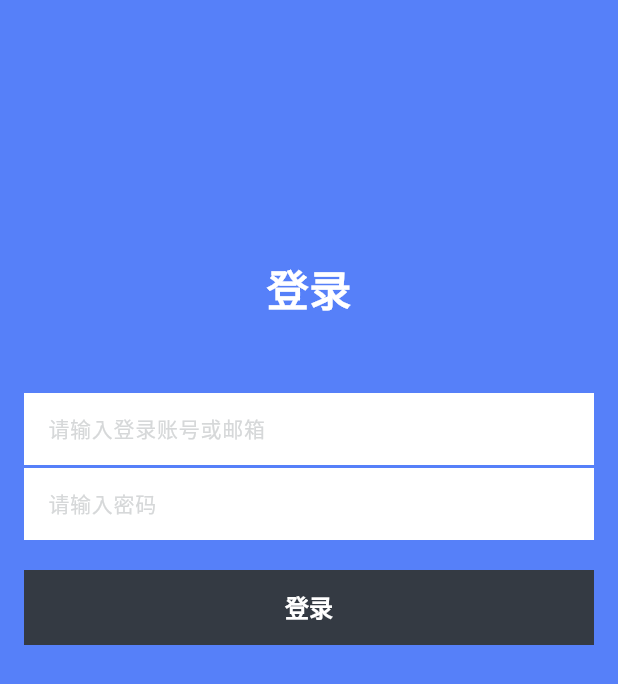
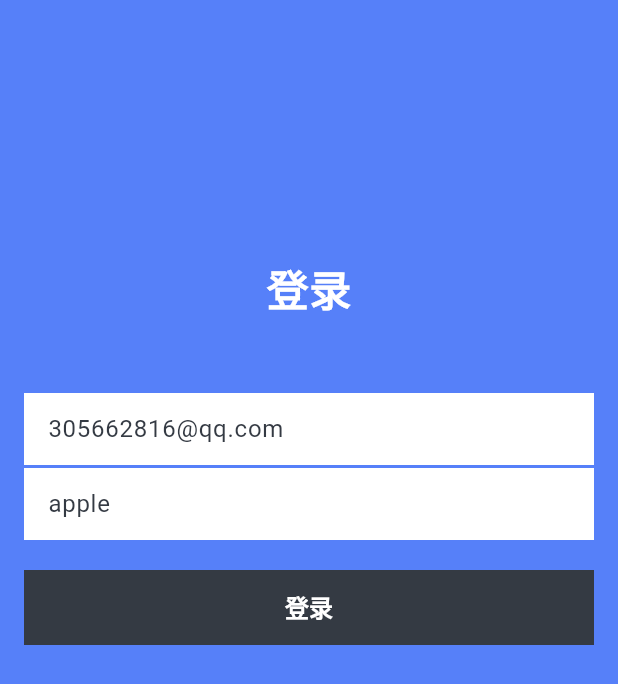
Before and after one commit to DearIMProject/desktop_im, a Flutter app: the screen it shows after launch, after a tap on "登录", on a phone screen of 412 x 824 dp. Shown: the top 684 px of the screen. Run offline on Flutter 3.47's test engine with Material 3 defaults, Android fonts, the phone set to English and light mode, and no system bars; our stand-ins replace dio, logger; network calls fail.

Commit message:
网络请求

```diff
--- a/lib/components/login/LoginTextField.dart
+++ /dev/null
@@ -1,54 +0,0 @@
-// ignore: file_names
-import 'package:desktop_im/components/common/colors.dart';
-import 'package:flutter/material.dart';
-
-class LoginTextField extends StatelessWidget {
-  final TextInputAction textInputAction;
-  final String hintText;
-  const LoginTextField(
-      {Key? key, required this.textInputAction, required this.hintText})
-      : super(key: key);
-
-  @override
-  Widget build(BuildContext context) {
-    return TextField(
-      textInputAction: textInputAction,
-      style: const TextStyle(
-          backgroundColor: Colors.transparent, color: kTitleColor),
-      decoration: InputDecoration(
-        hintText: hintText,
-        filled: true,
-        fillColor: kWhiteBackColor,
-        hintStyle: const TextStyle(color: kDisableColor, fontSize: 14),
-        border: InputBorder.none,
-      ),
-    );
-  }
-}
-
-
-
-// class LoginTextField extends StatefulWidget {
-//   const LoginTextField({super.key, this.textInputAction});
-
-//   final TextInputAction? textInputAction;
-
-//   @override
-//   State<LoginTextField> createState() => _LoginTextFieldState(textInputAction);
-// }
-
-// class _LoginTextFieldState extends State<LoginTextField> {
-//   TextInputAction textInputAction;
-
-//   _LoginTextFieldState(textInputAction);
-
-//   @override
-//   Widget build(BuildContext context) {
-//     return const TextField(
-//       style: TextStyle(
-//           color: Colors.blue, backgroundColor: Colors.white, fontSize: 14),
-//       keyboardType: TextInputType.text,
-//       textInputAction: this.textInputAction,
-//     );
-//   }
-// }
--- a/lib/components/login/LoginButton.dart
+++ b/lib/components/login/login_button.dart
@@ -31,6 +31,8 @@ class _LoginButtonState extends State<LoginButton> {
         ),
         side: const BorderSide(width: 0, color: Colors.transparent),
       ),
+      // style: const ButtonStyle(
+      // backgroundColor: MaterialStatePropertyAll(kTitleColor)),
       child: subTitleFontText(kWhiteBackColor, title),
     );
   }
--- /dev/null
+++ b/lib/components/login/login_textfield.dart
@@ -0,0 +1,49 @@
+import 'package:desktop_im/components/common/colors.dart';
+import 'package:flutter/material.dart';
+
+class LoginTextField extends StatefulWidget {
+  final TextInputAction textInputAction;
+  final String hintText;
+  final ValueChanged<String> onChanged;
+  final String defaultText;
+  const LoginTextField(
+      {Key? key,
+      required this.textInputAction,
+      required this.hintText,
+      required this.onChanged,
+      required this.defaultText})
+      : super(key: key);
+
+  @override
+  State<LoginTextField> createState() =>
+      // ignore: no_logic_in_create_state
+      _LoginTextFieldState(textInputAction, hintText, onChanged, defaultText);
+}
+
+class _LoginTextFieldState extends State<LoginTextField> {
+  TextInputAction textInputAction;
+  String hintText;
+  String defaultText;
+  ValueChanged<String> onChanged;
+
+  _LoginTextFieldState(
+      this.textInputAction, this.hintText, this.onChanged, this.defaultText);
+
+  @override
+  Widget build(BuildContext context) {
+    return TextField(
+      onChanged: onChanged,
+      textInputAction: textInputAction,
+      style: const TextStyle(
+          backgroundColor: Colors.transparent, color: kTitleColor),
+      decoration: InputDecoration(
+        hintText: hintText,
+        filled: true,
+        fillColor: kWhiteBackColor,
+        hintStyle: const TextStyle(color: kDisableColor, fontSize: 14),
+        border: InputBorder.none,
+      ),
+      controller: TextEditingController(text: defaultText),
+    );
+  }
+}
--- /dev/null
+++ b/lib/config.dart
@@ -0,0 +1,10 @@
+// ignore_for_file: constant_identifier_names
+
+const String APP_NAME = "IM";
+// const String HOST = "10.242.142.129";
+// const String HOST = "192.168.31.230"; // mac
+// const String HOST = "192.168.31.37"; // windows
+const String HOST = "101.34.23.152"; //online
+
+//native channel name
+const String NATIVE_CHANNEL = "dearim_channel";
--- /dev/null
+++ b/lib/network/request.dart
@@ -0,0 +1,114 @@
+// ignore_for_file: file_names, depend_on_referenced_packages
+
+import 'package:desktop_im/network/request_manager.dart';
+// import 'package:desktop_im/user/user_manager.dart';
+import 'package:logger/logger.dart';
+import 'package:dio/dio.dart';
+
+typedef SuccessCallback = void Function(dynamic data);
+typedef FailureCallback = void Function(
+    int code, String errorStr, dynamic data);
+
+class Callback {
+  SuccessCallback? successCallback;
+  FailureCallback? failureCallback;
+  Callback({this.successCallback, this.failureCallback});
+}
+
+class Request {
+  String host = RequestManager().hostName();
+
+  static final Request _instance = Request._privateConstructor();
+  Request._privateConstructor();
+
+  factory Request() {
+    return _instance;
+  }
+
+  // void uploadRequest(String apiName, String filePath, Map<String, dynamic> map,
+  //     Callback callback) async {
+  //   Response response;
+  //   Map<String, dynamic> param = <String, dynamic>{};
+  //   param.addAll(map);
+  //   param["file"] = await MultipartFile.fromFile(filePath, filename: filePath);
+  //   FormData formData = FormData.fromMap(
+  //       {"file": await MultipartFile.fromFile(filePath, filename: filePath)});
+  //   try {
+  //     response = await Dio().post(apiName, data: formData);
+  //     Map<String, dynamic> responseMap = response.data;
+  //     Logger().d(responseMap);
+  //     int code = responseMap["code"];
+  //     if (code != 200) {
+  //       // 返回失败内容 给出回调
+  //       if (callback.failureCallback != null) {
+  //         callback.failureCallback!(
+  //             responseMap["code"], responseMap["msg"], responseMap["data"]);
+  //       }
+  //       //TODO: wmy code 的处理
+  //     } else {
+  //       if (callback.successCallback != null) {
+  //         dynamic data = responseMap["data"];
+  //         callback.successCallback!(data);
+  //         Logger().d(data);
+  //       }
+  //     }
+  //   } catch (e) {
+  //     Logger().d("catch e" + e.toString());
+  //     if (callback.failureCallback != null) {
+  //       callback.failureCallback!(500, "server failure", {});
+  //     }
+  //   }
+  // }
+
+  void postRequest(
+      String apiName, Map<String, dynamic> map, Callback callback) async {
+    Response response;
+    Map<String, dynamic> param = <String, dynamic>{};
+    param.addAll(map);
+    // String? token = UserManager.getInstance()!.user!.token;
+
+    // if (token.isNotEmpty) {
+    //   log(UserManager.getInstance()!.user!.token);
+    //   param["token"] = UserManager.getInstance()!.user!.token;
+    // }
+    try {
+      FormData formData = FormData.fromMap(param);
+      String address = host + apiName;
+      Logger().d("address = " + address);
+      Logger().i(map);
+      Dio dio = Dio();
+      dio.options.headers.addAll(systemParam());
+      response = await dio.post(address, data: formData);
+
+      Map<String, dynamic> responseMap = response.data;
+      Logger().d(responseMap);
+      int code = responseMap["code"];
+      if (code != 200) {
+        // 返回失败内容 给出回调
+        if (callback.failureCallback != null) {
+          callback.failureCallback!(
+              responseMap["code"], responseMap["msg"], responseMap["data"]);
+        }
+      } else {
+        if (callback.successCallback != null) {
+          var data = responseMap["data"];
+          callback.successCallback!(data);
+          print(data);
+        }
+      }
+    } catch (e) {
+      Logger().d("catch e" + e.toString());
+      if (callback.failureCallback != null) {
+        callback.failureCallback!(500, "server failure", {});
+      }
+    }
+    return null;
+  }
+
+  Map<String, dynamic> systemParam() {
+    Map<String, dynamic> systemParam = <String, dynamic>{};
+    //TODO: wmy 添加token
+    // systemParam["token"] = UserManager.getInstance()!.user!.token;
+    return systemParam;
+  }
+}
--- /dev/null
+++ b/lib/network/request_manager.dart
@@ -0,0 +1,28 @@
+import 'package:desktop_im/config.dart';
+
+enum NetworkEnvironment {
+  online,
+  daily,
+}
+
+class RequestManager {
+  NetworkEnvironment networkenv = NetworkEnvironment.daily;
+  String _hostName = "";
+  RequestManager._privateConstructor();
+
+  static final RequestManager _instance = RequestManager._privateConstructor();
+
+  factory RequestManager() {
+    // _instance.networkenv = NetworkEnvironment.daily;
+    // _instance._hostName = "http://192.168.31.230:9090/"; // mac
+    // _instance._hostName = "http://192.168.31.37:9090/"; // windows
+    _instance._hostName = "http://$HOST:8080/";
+    // _instance._hostName = "http://101.34.247.16:9090/";//online
+
+    return _instance;
+  }
+
+  String hostName() {
+    return _hostName;
+  }
+}
--- a/lib/pages/login/login.dart
+++ b/lib/pages/login/login.dart
@@ -1,6 +1,7 @@
 import 'package:desktop_im/components/common/colors.dart';
-import 'package:desktop_im/components/login/LoginButton.dart';
-import 'package:desktop_im/components/login/LoginTextField.dart';
+import 'package:desktop_im/components/login/login_button.dart';
+import 'package:desktop_im/components/login/login_textfield.dart';
+import 'package:desktop_im/network/request.dart';
 import 'package:flutter/foundation.dart';
 import 'package:flutter/material.dart';
 
@@ -13,10 +14,19 @@ class LoginPage extends StatefulWidget {
 }
 
 class _LoginPageState extends State<LoginPage> {
+  String username = "";
+  String password = "";
   void handleLogin() {
     if (kDebugMode) {
       print("handleLogin");
     }
+    Request().postRequest(
+        "/user/login",
+        {"email": username, "password": password},
+        Callback(
+          successCallback: (data) {},
+          failureCallback: (code, errorStr, data) {},
+        ));
   }
 
   @override
@@ -27,36 +37,44 @@ class _LoginPageState extends State<LoginPage> {
         // title: const Text("title"),
         backgroundColor: kThemeColor,
       ),
-      body: const Padding(
-        padding: EdgeInsets.all(16),
+      body: Padding(
+        padding: const EdgeInsets.all(16),
         child: Column(
           // mainAxisAlignment: MainAxisAlignment.center,
           children: [
-            SizedBox(
+            const SizedBox(
               height: 100,
             ),
-            Text(
+            const Text(
                 style: TextStyle(
                   color: kWhiteBackColor,
                   fontSize: 28,
                   fontWeight: FontWeight.bold,
                 ),
                 "登录"),
-            SizedBox(
+            const SizedBox(
               height: 50,
             ),
             LoginTextField(
+              defaultText: "305662816@qq.com",
+              onChanged: (value) {
+                username = value;
+              },
               textInputAction: TextInputAction.next,
               hintText: "请输入登录账号或邮箱",
             ),
-            SizedBox(
+            const SizedBox(
               height: 2,
             ),
             LoginTextField(
+              defaultText: "apple",
+              onChanged: (value) {
+                password = value;
+              },
               textInputAction: TextInputAction.done,
               hintText: "请输入密码",
             ),
-            SizedBox(
+            const SizedBox(
               height: 20,
             ),
             SizedBox(
--- a/pubspec.yaml
+++ b/pubspec.yaml
@@ -40,6 +40,8 @@ dev_dependencies:
   flutter_test:
     sdk: flutter
 
+  dio: 5.4.0
+  logger:  2.0.2
   # The "flutter_lints" package below contains a set of recommended lints to
   # encourage good coding practices. The lint set provided by the package is
   # activated in the `analysis_options.yaml` file located at the root of your
```
Also changed, not shown: pubspec.lock, 1 other file.
